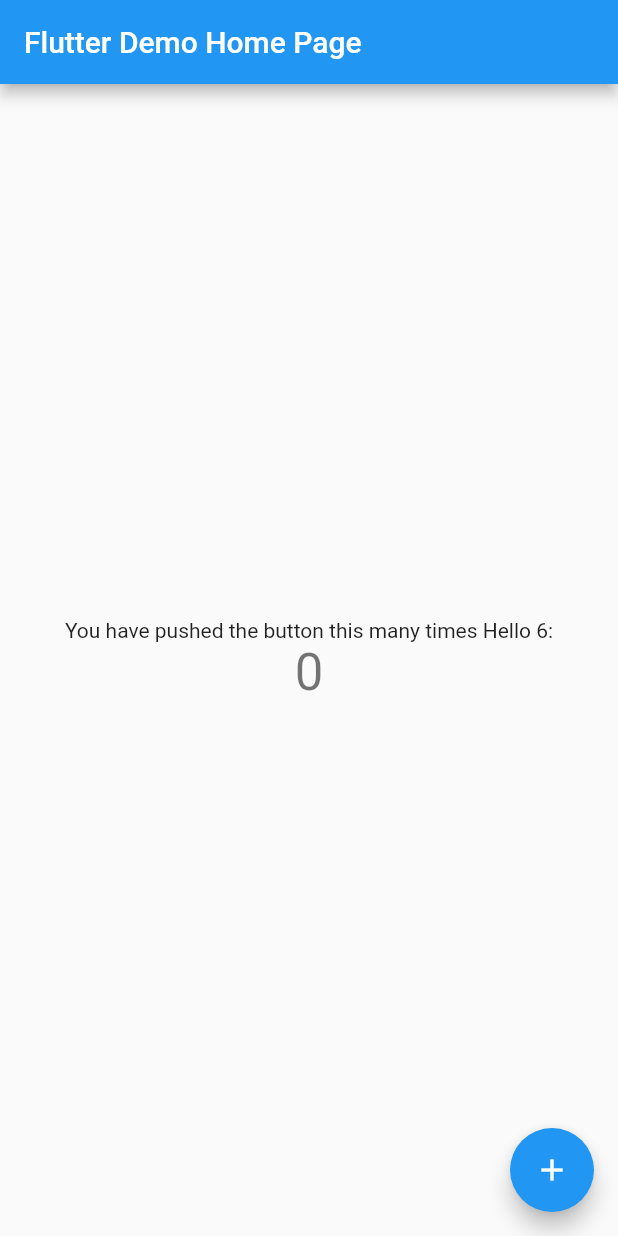
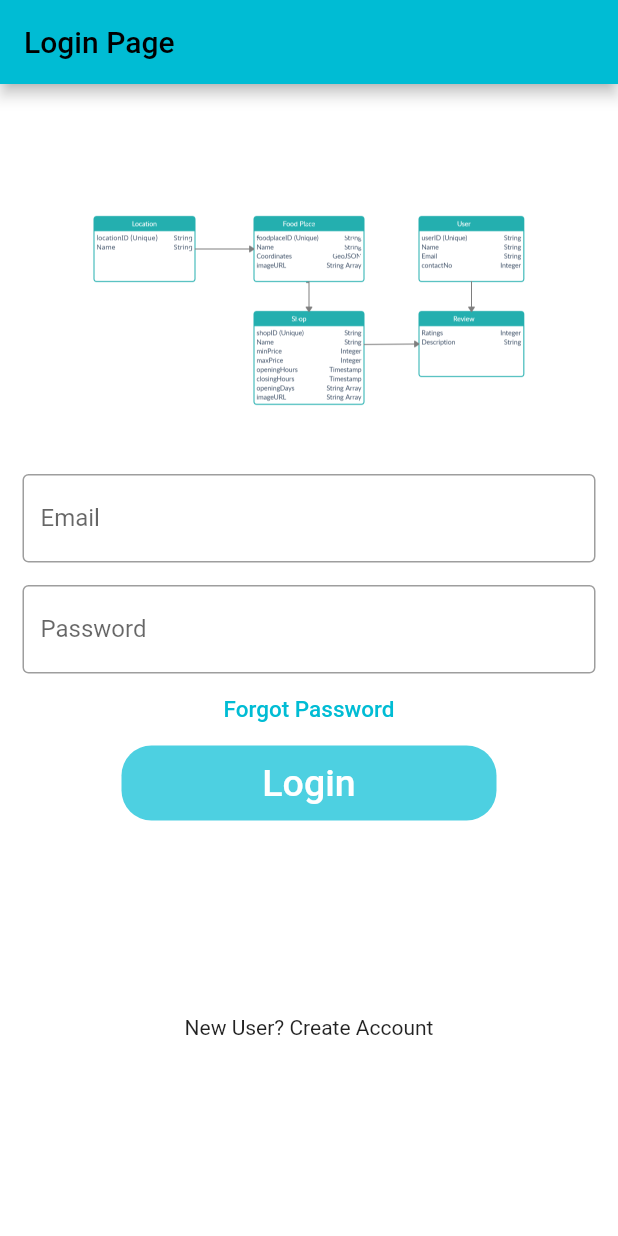
Before and after one commit to waisheen/foodies, a Flutter app: the screen it shows after launch, on a phone screen of 412 x 824 dp. Run offline on Flutter 3.47's test engine with Material 2 defaults, Android fonts, the phone set to English and light mode, and no system bars.

Commit message:
Login Page

```diff
--- a/lib/main.dart
+++ b/lib/main.dart
@@ -11,7 +11,7 @@
   @override
   Widget build(BuildContext context) {
     return MaterialApp(
-      title: 'Flutter Demo',
+      title: 'Foodies',
       theme: ThemeData(
         // This is the theme of your application.
         //
@@ -22,15 +22,15 @@
         // or simply save your changes to "hot reload" in a Flutter IDE).
         // Notice that the counter didn't reset back to zero; the application
         // is not restarted.
-        primarySwatch: Colors.blue,
+        primarySwatch: Colors.cyan,
       ),
-      home: const MyHomePage(title: 'Flutter Demo Home Page'),
+      home: const LoginPage(title: 'Login Page'),
     );
   }
 }
 
-class MyHomePage extends StatefulWidget {
-  const MyHomePage({Key? key, required this.title}) : super(key: key);
+class LoginPage extends StatefulWidget {
+  const LoginPage({Key? key, required this.title}) : super(key: key);
 
   // This widget is the home page of your application. It is stateful, meaning
   // that it has a State object (defined below) that contains fields that affect
@@ -44,72 +44,92 @@
   final String title;
 
   @override
-  State<MyHomePage> createState() => _MyHomePageState();
+  State<LoginPage> createState() => _LoginPageState();
 }
 
-class _MyHomePageState extends State<MyHomePage> {
-  int _counter = 0;
-
-  void _incrementCounter() {
-    setState(() {
-      // This call to setState tells the Flutter framework that something has
-      // changed in this State, which causes it to rerun the build method below
-      // so that the display can reflect the updated values. If we changed
-      // _counter without calling setState(), then the build method would not be
-      // called again, and so nothing would appear to happen.
-      _counter++;
-    });
-  }
-
+class _LoginPageState extends State<LoginPage> {
   @override
   Widget build(BuildContext context) {
-    // This method is rerun every time setState is called, for instance as done
-    // by the _incrementCounter method above.
-    //
-    // The Flutter framework has been optimized to make rerunning build methods
-    // fast, so that you can just rebuild anything that needs updating rather
-    // than having to individually change instances of widgets.
     return Scaffold(
+      backgroundColor: Colors.white,
       appBar: AppBar(
-        // Here we take the value from the MyHomePage object that was created by
-        // the App.build method, and use it to set our appbar title.
         title: Text(widget.title),
       ),
-      body: Center(
-        // Center is a layout widget. It takes a single child and positions it
-        // in the middle of the parent.
+      body: SingleChildScrollView(
         child: Column(
-          // Column is also a layout widget. It takes a list of children and
-          // arranges them vertically. By default, it sizes itself to fit its
-          // children horizontally, and tries to be as tall as its parent.
-          //
-          // Invoke "debug painting" (press "p" in the console, choose the
-          // "Toggle Debug Paint" action from the Flutter Inspector in Android
-          // Studio, or the "Toggle Debug Paint" command in Visual Studio Code)
-          // to see the wireframe for each widget.
-          //
-          // Column has various properties to control how it sizes itself and
-          // how it positions its children. Here we use mainAxisAlignment to
-          // center the children vertically; the main axis here is the vertical
-          // axis because Columns are vertical (the cross axis would be
-          // horizontal).
-          mainAxisAlignment: MainAxisAlignment.center,
           children: <Widget>[
-            const Text(
-              'You have pushed the button this many times Hello 6:',
+            Padding(
+              padding: const EdgeInsets.only(top: 60.0),
+              child: Center(
+                child: SizedBox(
+                  width: 300,
+                  height: 200,
+                  child: Image.asset('assets/images/placeholder.png'),
+                ),
+              ),
             ),
-            Text(
-              '$_counter',
-              style: Theme.of(context).textTheme.headline4,
+            const Padding(
+              padding: EdgeInsets.symmetric(horizontal: 15.0),
+              child: TextField(
+                decoration: InputDecoration(
+                  border: OutlineInputBorder(),
+                  labelText: 'Email',
+                  hintText: 'Enter a valid email in the form abcde@gmail.com',
+                ),
+              ),
+            ),
+            const Padding(
+              padding: EdgeInsets.only(
+                  left: 15.0, right: 15.0, top: 15.0, bottom: 0.0),
+              child: TextField(
+                decoration: InputDecoration(
+                  border: OutlineInputBorder(),
+                  labelText: 'Password',
+                  hintText: 'Enter your password',
+                ),
+                obscureText: true,
+              ),
+            ),
+            TextButton(
+              onPressed: () {
+                //Function for forgot password button
+              },
+              child: const Text(
+                "Forgot Password",
+                style: TextStyle(fontSize: 15.0),
+              ),
+            ),
+            Container(
+              height: 50.0,
+              width: 250.0,
+              decoration: BoxDecoration(
+                color: Colors.cyan[300],
+                borderRadius: BorderRadius.circular(20),
+              ),
+              child: TextButton(
+                onPressed: () {
+                  //Next Page after login
+                },
+                child: const Text(
+                  'Login',
+                  style: TextStyle(color: Colors.white, fontSize: 25),
+                ),
+              ),
+            ),
+            const SizedBox(
+              height: 130.0,
+            ),
+            GestureDetector(
+              onTap: () {
+                //Create account tab
+              },
+              child: const Text(
+                'New User? Create Account',
+              ),
             ),
           ],
         ),
       ),
-      floatingActionButton: FloatingActionButton(
-        onPressed: _incrementCounter,
-        tooltip: 'Increment',
-        child: const Icon(Icons.add),
-      ), // This trailing comma makes auto-formatting nicer for build methods.
     );
   }
 }
--- a/pubspec.yaml
+++ b/pubspec.yaml
@@ -58,8 +58,8 @@
   uses-material-design: true
 
   # To add assets to your application, add an assets section, like this:
-  # assets:
-  #   - images/a_dot_burr.jpeg
+  assets:
+    - assets/images/
   #   - images/a_dot_ham.jpeg
 
   # An image asset can refer to one or more resolution-specific "variants", see
```
Also changed, not shown: assets/images/placeholder.png (added).
